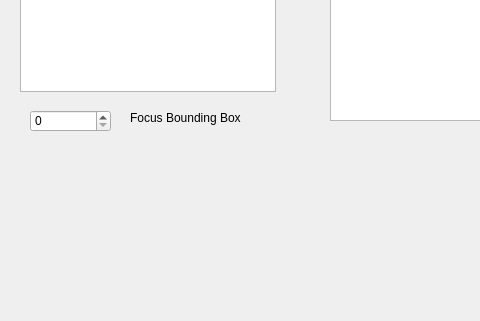
Before: the Qt Designer form src/WhiskerToolbox/Tracking_Widget/Tracking_Widget.ui in paulmthompson/WhiskerToolbox, drawn with Qt 5; both pictures show x 0 to 480 and y 279 to 600 of the 800 by 600 pixel window.
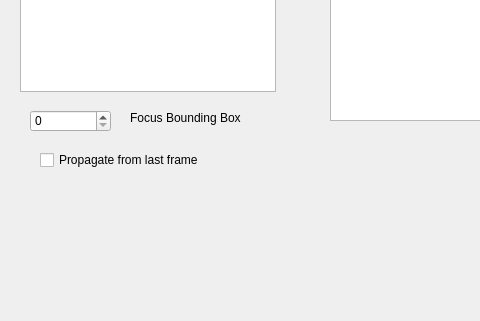
After: the same form once the commit is applied.

Commit message: can propagate labels from previous frame

```diff
--- a/src/WhiskerToolbox/Tracking_Widget/Tracking_Widget.ui
+++ b/src/WhiskerToolbox/Tracking_Widget/Tracking_Widget.ui
@@ -150,6 +150,19 @@
      <string/>
     </property>
    </widget>
+   <widget class="QCheckBox" name="propagate_checkbox">
+    <property name="geometry">
+     <rect>
+      <x>40</x>
+      <y>410</y>
+      <width>211</width>
+      <height>20</height>
+     </rect>
+    </property>
+    <property name="text">
+     <string>Propagate from last frame</string>
+    </property>
+   </widget>
   </widget>
   <widget class="QMenuBar" name="menubar">
    <property name="geometry">
```
The commit also changes 2 other files.
